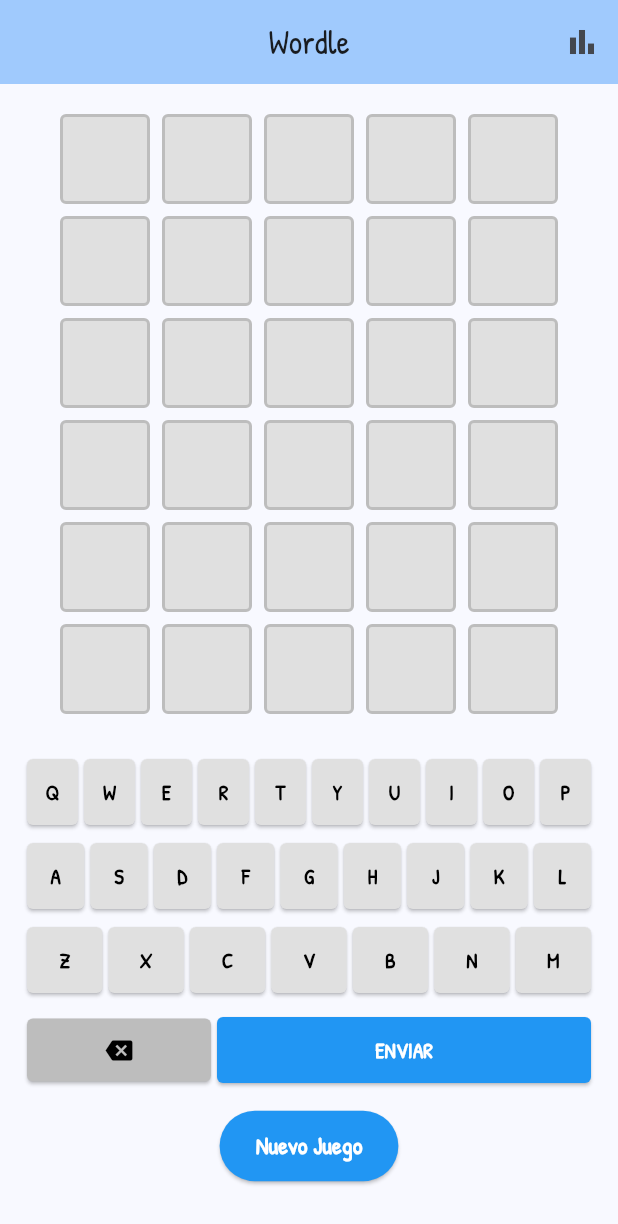
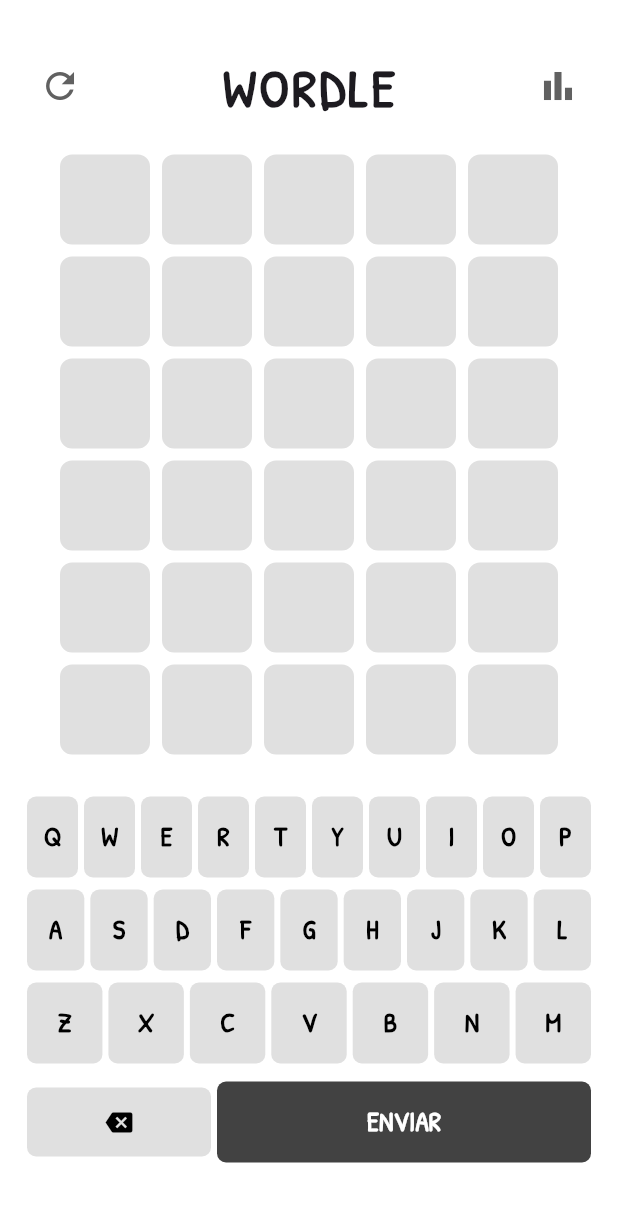
Before and after one commit to Miguel-Andrez-MF/FlutterWordle, a Flutter app: the screen it shows after launch, on a phone screen of 412 x 824 dp. Shown: the top 1224 px of the screen. Run offline on Flutter 3.47's test engine with Material 3 defaults, Android fonts, the phone set to English and light mode, and no system bars; our stand-ins replace cloud_firestore, device_info_plus, firebase_core, google_fonts, shared_preferences; accounts and stored records are empty.

Commit message:
style diseño de la aplicacion

```diff
--- a/lib/widgets/letter_box.dart
+++ b/lib/widgets/letter_box.dart
@@ -40,16 +40,16 @@
       decoration: BoxDecoration(
         color: _getBackgroundColor(),
         border: Border.all(
-          color: Colors.grey.shade400,
-          width: 2,
+          color: Colors.grey.shade300,
+          width: 1.5,
         ),
-        borderRadius: BorderRadius.circular(4),
+        borderRadius: BorderRadius.circular(8),
       ),
       child: Center(
         child: Text(
           letter ?? '',
           style: GoogleFonts.patrickHand(
-            fontSize: 24,
+            fontSize: 36,
             fontWeight: FontWeight.bold,
             color: _getTextColor(),
           ),
--- a/lib/widgets/wordle_keyboard.dart
+++ b/lib/widgets/wordle_keyboard.dart
@@ -62,15 +62,16 @@
           style: ElevatedButton.styleFrom(
             backgroundColor: keyColor,
             foregroundColor: textColor,
-            padding: const EdgeInsets.symmetric(vertical: 12),
+            padding: const EdgeInsets.symmetric(vertical: 14),
+            elevation: 0,
             shape: RoundedRectangleBorder(
-              borderRadius: BorderRadius.circular(4),
+              borderRadius: BorderRadius.circular(6),
             ),
           ),
           child: Text(
             letter,
             style: GoogleFonts.patrickHand(
-              fontSize: 14,
+              fontSize: 18,
               fontWeight: FontWeight.bold,
             ),
           ),
@@ -104,11 +105,12 @@
                 child: ElevatedButton(
                   onPressed: isEnabled ? onBackspacePressed : null,
                   style: ElevatedButton.styleFrom(
-                    backgroundColor: Colors.grey.shade400,
+                    backgroundColor: Colors.grey.shade300,
                     foregroundColor: Colors.black,
-                    padding: const EdgeInsets.symmetric(vertical: 12),
+                    padding: const EdgeInsets.symmetric(vertical: 14),
+                    elevation: 0,
                     shape: RoundedRectangleBorder(
-                      borderRadius: BorderRadius.circular(4),
+                      borderRadius: BorderRadius.circular(6),
                     ),
                   ),
                   child: const Icon(Icons.backspace),
@@ -122,17 +124,18 @@
                 child: ElevatedButton(
                   onPressed: isEnabled ? onSubmitPressed : null,
                   style: ElevatedButton.styleFrom(
-                    backgroundColor: Colors.blue,
+                    backgroundColor: Colors.grey.shade800,
                     foregroundColor: Colors.white,
-                    padding: const EdgeInsets.symmetric(vertical: 12),
+                    padding: const EdgeInsets.symmetric(vertical: 14),
+                    elevation: 0,
                     shape: RoundedRectangleBorder(
-                      borderRadius: BorderRadius.circular(4),
+                      borderRadius: BorderRadius.circular(6),
                     ),
                   ),
                   child: Text(
                     'ENVIAR',
                     style: GoogleFonts.patrickHand(
-                      fontSize: 14,
+                      fontSize: 18,
                       fontWeight: FontWeight.bold,
                     ),
                   ),
--- a/lib/widgets/wordle_screen.dart
+++ b/lib/widgets/wordle_screen.dart
@@ -1,4 +1,5 @@
 import 'package:flutter/material.dart';
+import 'package:google_fonts/google_fonts.dart';
 import '../models/wordle_game.dart';
 import '../models/letter_state.dart';
 import '../services/storage_service.dart';
@@ -94,6 +95,7 @@
     if (game.gameWon || game.gameLost) {
       await _updateStats();
       await StorageService.clearSession();
+      _showGameOverDialog(context);
     }
   }
 
@@ -154,17 +156,7 @@
     final isGameOver = game.gameWon || game.gameLost;
 
     return Scaffold(
-      appBar: AppBar(
-        title: const Text('Wordle'),
-        centerTitle: true,
-        backgroundColor: Theme.of(context).colorScheme.inversePrimary,
-        actions: [
-          IconButton(
-            icon: const Icon(Icons.bar_chart),
-            onPressed: () => _showStats(context),
-          ),
-        ],
-      ),
+      backgroundColor: Colors.white,
       body: SafeArea(
         child: SingleChildScrollView(
           child: Padding(
@@ -172,39 +164,33 @@
             child: Column(
               mainAxisSize: MainAxisSize.min,
               children: [
-                if (isGameOver)
-                  Container(
-                    padding: const EdgeInsets.all(16),
-                    margin: const EdgeInsets.only(bottom: 20),
-                    decoration: BoxDecoration(
-                      color: game.gameWon ? Colors.green.shade100 : Colors.red.shade100,
-                      borderRadius: BorderRadius.circular(8),
-                      border: Border.all(
-                        color: game.gameWon ? Colors.green : Colors.red,
-                        width: 2,
+
+                Padding(
+                  padding: const EdgeInsets.symmetric(vertical: 16.0),
+                  child: Row(
+                    mainAxisAlignment: MainAxisAlignment.spaceBetween,
+                    children: [
+                      IconButton(
+                        icon: const Icon(Icons.refresh, size: 28),
+                        onPressed: _resetGame,
+                        color: Colors.grey.shade700,
                       ),
-                    ),
-                    child: Column(
-                      children: [
-                        Text(
-                          game.gameWon ? '¡Ganaste!' : '¡Perdiste!',
-                          style: TextStyle(
-                            fontSize: 24,
-                            fontWeight: FontWeight.bold,
-                            color: game.gameWon ? Colors.green.shade900 : Colors.red.shade900,
-                          ),
+                      Text(
+                        'WORDLE',
+                        style: GoogleFonts.patrickHand(
+                          fontSize: 36,
+                          fontWeight: FontWeight.bold,
+                          letterSpacing: 2,
                         ),
-                        const SizedBox(height: 8),
-                        Text(
-                          'La palabra era: ${game.targetWord}',
-                          style: const TextStyle(
-                            fontSize: 18,
-                            fontWeight: FontWeight.w500,
-                          ),
-                        ),
-                      ],
-                    ),
+                      ),
+                      IconButton(
+                        icon: const Icon(Icons.bar_chart, size: 28),
+                        onPressed: () => _showStats(context),
+                        color: Colors.grey.shade700,
+                      ),
+                    ],
                   ),
+                ),
                 WordleGrid(game: game),
                 const SizedBox(height: 20),
                 WordleKeyboard(
@@ -215,22 +201,6 @@
                   letterStates: letterStates,
                 ),
                 const SizedBox(height: 16),
-                ElevatedButton(
-                  onPressed: _resetGame,
-                  style: ElevatedButton.styleFrom(
-                    backgroundColor: Colors.blue,
-                    foregroundColor: Colors.white,
-                    padding: const EdgeInsets.symmetric(horizontal: 24, vertical: 12),
-                  ),
-                  child: const Text(
-                    'Nuevo Juego',
-                    style: TextStyle(
-                      fontSize: 16,
-                      fontWeight: FontWeight.bold,
-                    ),
-                  ),
-                ),
-                const SizedBox(height: 16),
               ],
             ),
           ),
@@ -239,11 +209,80 @@
     );
   }
 
+  void _showGameOverDialog(BuildContext context) {
+    showDialog(
+      context: context,
+      barrierDismissible: false,
+      builder: (context) => AlertDialog(
+        shape: RoundedRectangleBorder(
+          borderRadius: BorderRadius.circular(16),
+        ),
+        title: Text(
+          game.gameWon ? '¡Ganaste!' : '¡Perdiste!',
+          style: GoogleFonts.patrickHand(
+            fontSize: 28,
+            fontWeight: FontWeight.bold,
+            color: game.gameWon ? Colors.green.shade700 : Colors.red.shade700,
+          ),
+          textAlign: TextAlign.center,
+        ),
+        content: Column(
+          mainAxisSize: MainAxisSize.min,
+          children: [
+            Text(
+              'La palabra era:',
+              style: GoogleFonts.patrickHand(
+                fontSize: 18,
+                color: Colors.grey.shade700,
+              ),
+            ),
+            const SizedBox(height: 8),
+            Text(
+              game.targetWord,
+              style: GoogleFonts.patrickHand(
+                fontSize: 32,
+                fontWeight: FontWeight.bold,
+                color: Colors.grey.shade800,
+              ),
+            ),
+          ],
+        ),
+        actions: [
+          Center(
+            child: TextButton(
+              onPressed: () {
+                Navigator.of(context).pop();
+                _resetGame();
+              },
+              style: TextButton.styleFrom(
+                padding: const EdgeInsets.symmetric(horizontal: 32, vertical: 12),
+              ),
+              child: Text(
+                'Nuevo Juego',
+                style: GoogleFonts.patrickHand(
+                  fontSize: 18,
+                  fontWeight: FontWeight.bold,
+                  color: Colors.grey.shade800,
+                ),
+              ),
+            ),
+          ),
+        ],
+      ),
+    );
+  }
+
   void _showStats(BuildContext context) {
     showDialog(
       context: context,
       builder: (context) => AlertDialog(
-        title: const Text('Estadísticas'),
+        title: Text(
+          'Estadísticas',
+          style: GoogleFonts.patrickHand(
+            fontSize: 24,
+            fontWeight: FontWeight.bold,
+          ),
+        ),
         content: Column(
           mainAxisSize: MainAxisSize.min,
           crossAxisAlignment: CrossAxisAlignment.start,
@@ -264,7 +303,13 @@
         actions: [
           TextButton(
             onPressed: () => Navigator.of(context).pop(),
-            child: const Text('Cerrar'),
+            child: Text(
+              'Cerrar',
+              style: GoogleFonts.patrickHand(
+                fontSize: 18,
+                fontWeight: FontWeight.w500,
+              ),
+            ),
           ),
         ],
       ),
@@ -277,8 +322,20 @@
       child: Row(
         mainAxisAlignment: MainAxisAlignment.spaceBetween,
         children: [
-          Text(label, style: const TextStyle(fontWeight: FontWeight.w500)),
-          Text(value, style: const TextStyle(fontSize: 16)),
+          Text(
+            label,
+            style: GoogleFonts.patrickHand(
+              fontSize: 18,
+              fontWeight: FontWeight.w500,
+            ),
+          ),
+          Text(
+            value,
+            style: GoogleFonts.patrickHand(
+              fontSize: 20,
+              fontWeight: FontWeight.bold,
+            ),
+          ),
         ],
       ),
     );
```
